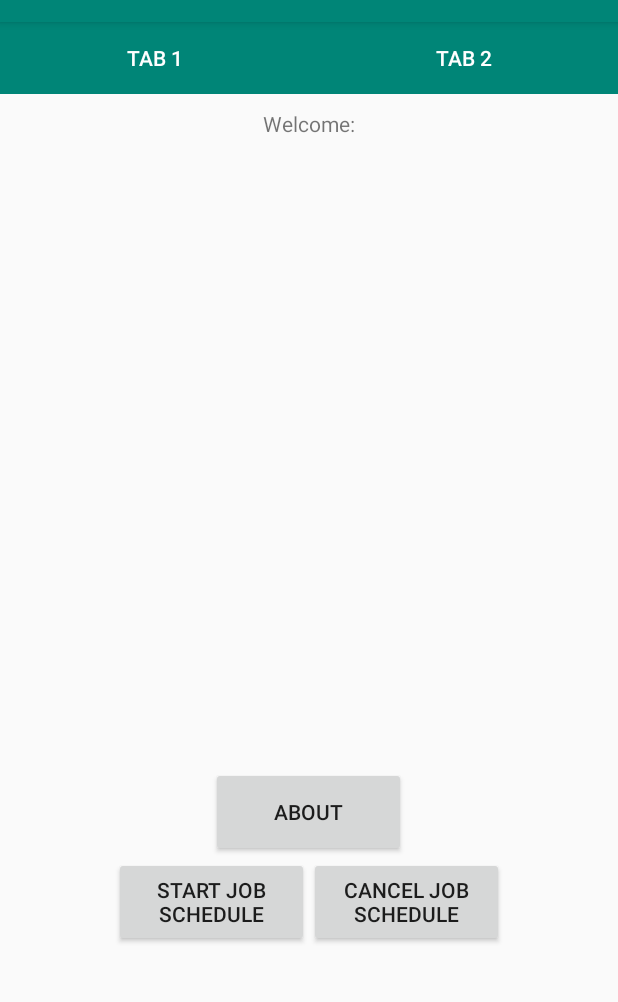
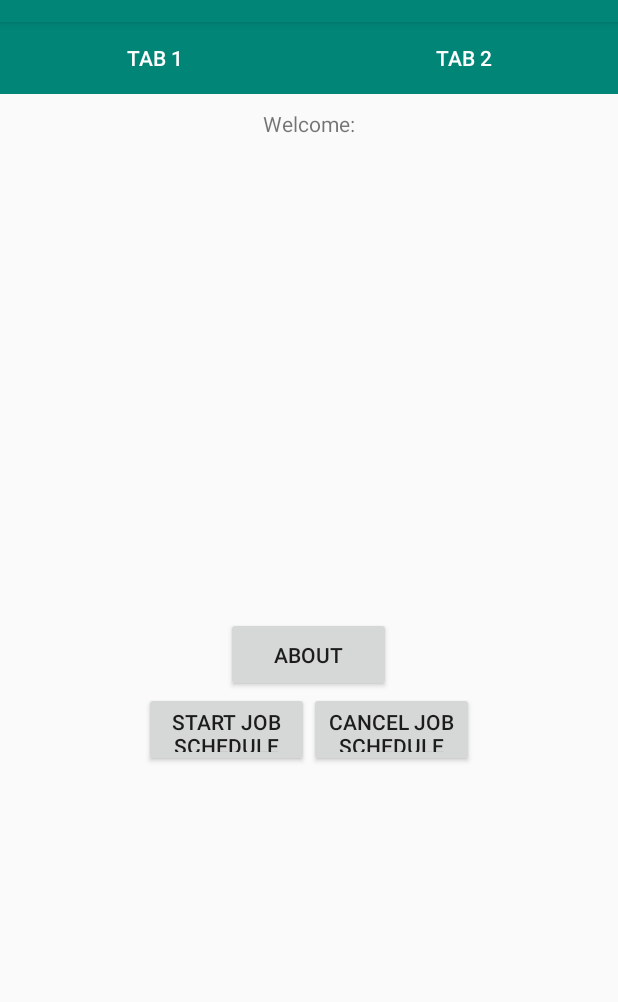
Before and after one commit to rezagrsn/Pertemuan03, an Android app: the activity_pertemuan03__constraint_layout screen opened directly, with no data from a screen before it, on a phone screen of 412 x 824 dp, the part 62-1064 px from its top. Run offline under Robolectric (Android 15) with nearby library versions, the phone set to English and light mode, and no system bars.

```diff
--- a/app/src/main/res/layout/activity_pertemuan03__constraint_layout.xml
+++ b/app/src/main/res/layout/activity_pertemuan03__constraint_layout.xml
@@ -54,7 +54,7 @@
     <FrameLayout
         android:id="@+id/mainFrag"
         android:layout_width="match_parent"
-        android:layout_height="400dp"
+        android:layout_height="300dp"
         android:layout_gravity="top" >
     </FrameLayout>
 
@@ -66,8 +66,8 @@
 
         <Button
             android:id="@+id/btnAbout"
-            android:layout_width="130dp"
-            android:layout_height="60dp"
+            android:layout_width="110dp"
+            android:layout_height="50dp"
             android:layout_gravity="center"
             android:text="About" />
 
@@ -81,8 +81,8 @@
 
         <Button
             android:id="@+id/button"
-            android:layout_width="130dp"
-            android:layout_height="60dp"
+            android:layout_width="110dp"
+            android:layout_height="50dp"
             android:layout_weight="1"
             android:layout_gravity="center"
             android:onClick="scheduleJob"
@@ -91,8 +91,8 @@
 
         <Button
             android:id="@+id/button2"
-            android:layout_width="130dp"
-            android:layout_height="60dp"
+            android:layout_width="110dp"
+            android:layout_height="50dp"
             android:layout_weight="1"
             android:layout_gravity="center"
             android:onClick="cancelJob"
```
Also changed, not shown: app/src/main/java/com/example/pertemuan03/activity_pertemuan03__constraint_layout.java (+7 -9 lines).
